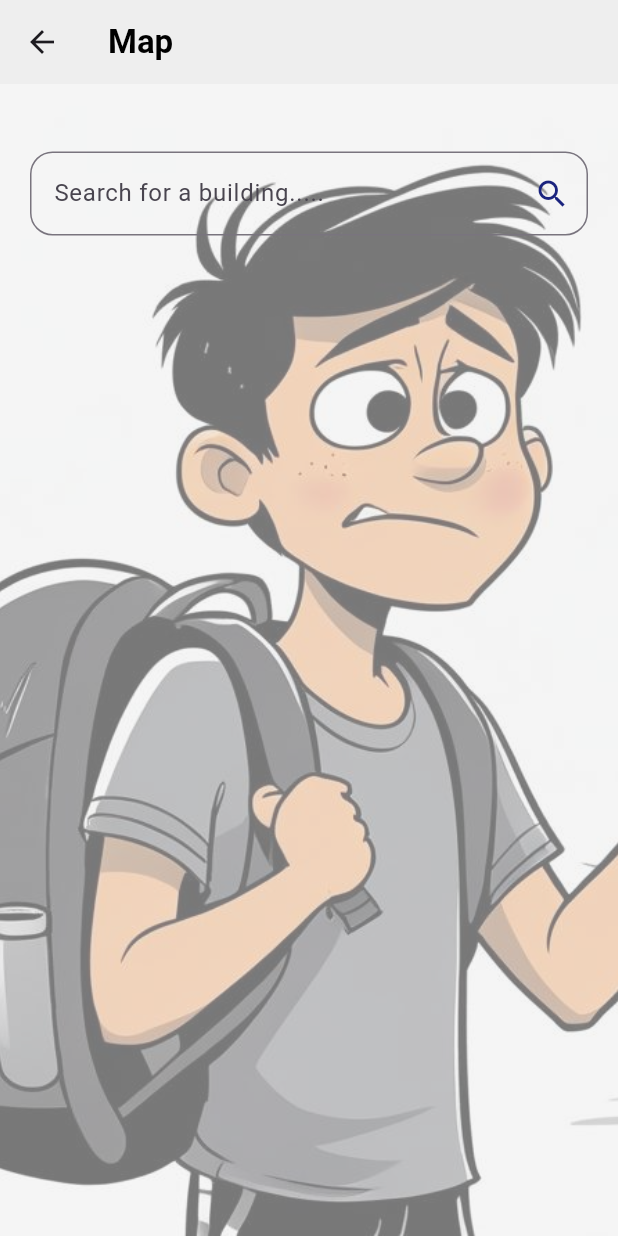
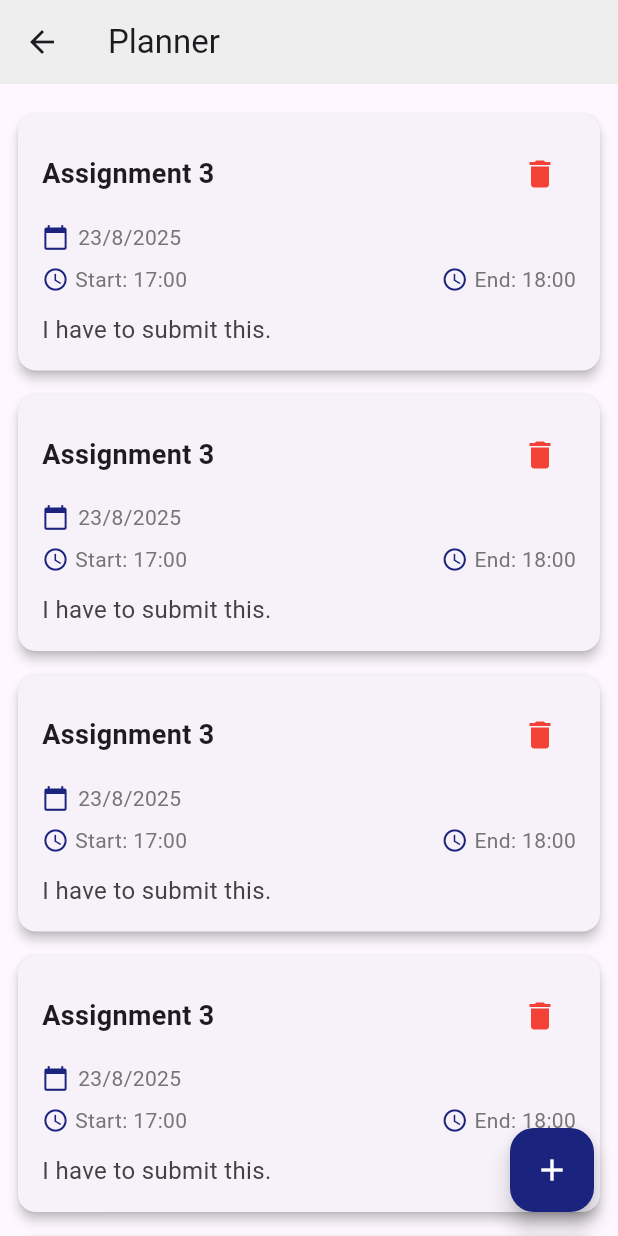
Before and after one commit to mahlatseclayton/MoodleTrack, a Flutter app: the screen it shows once a user with an empty profile is signed in, item 2 of the bottom bar chosen, on a phone screen of 412 x 824 dp. Run offline on Flutter 3.47's test engine with Material 3 defaults, Android fonts, the phone set to English and light mode, and no system bars; our stand-ins replace cloud_firestore, firebase_auth, firebase_core, flutter_secure_storage, fluttertoast; accounts and stored records are empty.

Commit message:
ui for events

```diff
--- a/lib/main.dart
+++ b/lib/main.dart
@@ -1286,7 +1286,7 @@ class _MainPageState extends State<MainPage> {
             Navigator.push(context, MaterialPageRoute(builder: (_) => TasksPage()));
           } else if (value == 1) {
             //meetings
-            Navigator.push(context, MaterialPageRoute(builder: (_) => Maps()));
+            Navigator.push(context, MaterialPageRoute(builder: (_) => Planner()));
           } else if (value == 2) {
             // helpline
             Navigator.push(context, MaterialPageRoute(builder: (_) => HelpPage()));
@@ -1302,7 +1302,7 @@ class _MainPageState extends State<MainPage> {
             ),
           ),
           BottomNavigationBarItem(
-            label: 'Map',
+            label: 'Planner',
             backgroundColor: Colors.red,
             icon:  Icon(Icons.map, color: Colors.indigo[900]),
           ),
@@ -1650,92 +1650,8 @@ class _TasksPageState extends State<TasksPage> {
   }
 }
 
-class Maps extends StatefulWidget {
-  const Maps({super.key});
-
-  @override
-  State<Maps> createState() => _MapsState();
-}
-
-class _MapsState extends State<Maps> {
-  final TextEditingController searchController=TextEditingController();
-  @override
-  Widget build(BuildContext context) {
-    return  Scaffold(
-      appBar: AppBar(
-        backgroundColor: Colors.grey[200],
-        title: Text("Map",style: TextStyle(fontWeight: FontWeight.bold,color:Colors.black),),
-
-      ),
-      body:Stack(children: [
-                    Container(
-
-                      height: double.infinity,
-                      width:double.infinity,
-                      decoration:BoxDecoration(
-                        image:DecorationImage(image:AssetImage("images/maps.jpg"),fit:BoxFit.cover),
-                      ),
-                    ),
-        Container(
-          height: double.infinity,
-          width:double.infinity,
-          decoration:BoxDecoration(
-            color:Colors.grey[200]?.withOpacity(0.5),
-          ),
-        ),
-        Center(
-        child:Column(
-          children: [
-            const SizedBox(height:25),
-            Padding(padding:EdgeInsets.all(20),
-              child: TextField(
-                controller: searchController,
-              decoration:InputDecoration(
-                suffixIcon: IconButton(onPressed: (){
-                  Navigator.push(context, MaterialPageRoute(builder: (_)=>myMap()));
-                  searchController.clear();
-
-                },
-                  icon: Icon(Icons.search,color: Colors.indigo[900],),),
-                hintText: "Search for a building.....",
-                border: OutlineInputBorder(
-                  borderRadius: BorderRadius.circular(15),
-                )
-              ),
-            ),
-    ),
-          ],
-        ),
-        ),
-      ],)
-    );
-  }
-}
-
-class myMap extends StatefulWidget {
-  const myMap({super.key});
-
-  @override
-  State<myMap> createState() => _myMapState();
-}
-
-class _myMapState extends State<myMap> {
-  @override
-  Widget  build(BuildContext context) {
-
-    return Scaffold(
-        appBar: AppBar(
-          backgroundColor: Colors.grey[200],
-          title: Text(
-            "Locate building",
-            style: TextStyle(color: Colors.black),
-          ),
-        ),
-        body:Center(child:Text("Map location"),),
-
-    );
-  }
-}
+
+
 
 class HelpPage extends StatefulWidget {
   const HelpPage({super.key});
@@ -2042,3 +1958,237 @@ class _PostCommentsPageState extends State<PostCommentsPage> {
   }
 
 }
+class Planner extends StatefulWidget {
+  const Planner({super.key});
+
+  @override
+  State<Planner> createState() => _PlannerState();
+}
+
+class _PlannerState extends State<Planner> {
+  @override
+  Widget build(BuildContext context) {
+    return Scaffold(
+      floatingActionButton: FloatingActionButton(onPressed: (){
+            Navigator.push(context, MaterialPageRoute(builder: (_)=>addEvent()));
+      },
+      backgroundColor: Colors.indigo[900],
+      child: Icon(
+        Icons.add,
+        color: Colors.white,
+      ),),
+      appBar: AppBar(
+        title: Text("Planner"),
+        backgroundColor: Colors.grey[200],
+      ),
+      body: ListView.builder(
+        itemCount: 8,
+        padding: EdgeInsets.all(12),
+        itemBuilder: (context, index) {
+          final String eventName = "Assignment 3";
+          final String eventDescription = "I have to submit this.";
+          final DateTime eventDate = DateTime.now();
+          final String startTime = "17:00";
+          final String endTime = "18:00";
+
+          return Card(
+            margin: EdgeInsets.symmetric(vertical: 8),
+            shape: RoundedRectangleBorder(
+              borderRadius: BorderRadius.circular(12),
+            ),
+            elevation: 3,
+            child: Padding(
+              padding: EdgeInsets.all(16),
+              child: Column(
+                crossAxisAlignment: CrossAxisAlignment.start,
+                children: [
+                  Row(
+                    mainAxisAlignment: MainAxisAlignment.spaceBetween,
+                    children: [
+                      Text(
+                        eventName,
+                        style: TextStyle(
+                          fontSize: 18,
+                          fontWeight: FontWeight.bold,
+                        ),
+                      ),
+                      IconButton(
+                        onPressed: () {},
+                        icon: Icon(Icons.delete, color: Colors.red),
+                      ),
+                    ],
+                  ),
+                  SizedBox(height: 8),
+                  Row(
+                    children: [
+                      Icon(Icons.calendar_today, size: 18, color: Colors.indigo[900]),
+                      SizedBox(width: 6),
+                      Text(
+                        "${eventDate.day}/${eventDate.month}/${eventDate.year}",
+                        style: TextStyle(color: Colors.grey[600]),
+                      ),
+                    ],
+                  ),
+                  SizedBox(height: 8),
+                  Row(
+                    mainAxisAlignment: MainAxisAlignment.spaceBetween,
+                    children: [
+                      Row(
+                        children: [
+                          Icon(Icons.access_time, size: 18, color: Colors.indigo[900]),
+                          SizedBox(width: 4),
+                          Text(
+                            "Start: $startTime",
+                            style: TextStyle(color: Colors.grey[600]),
+                          ),
+                        ],
+                      ),
+                      Row(
+                        children: [
+                          Icon(Icons.access_time, size: 18, color: Colors.indigo[900]),
+                          SizedBox(width: 4),
+                          Text(
+                            "End: $endTime",
+                            style: TextStyle(color: Colors.grey[600]),
+                          ),
+                        ],
+                      ),
+                    ],
+                  ),
+                  SizedBox(height: 12),
+                  Text(
+                    eventDescription,
+                    style: TextStyle(
+                      fontSize: 16,
+                      color: Colors.grey[800],
+                    ),
+                  ),
+                ],
+              ),
+            ),
+          );
+        },
+      ),
+
+    );
+  }
+}
+class addEvent extends StatefulWidget {
+  const addEvent({super.key});
+
+  @override
+  State<addEvent> createState() => _addEventState();
+}
+
+class _addEventState extends State<addEvent> {
+  Map<String, bool> daysSelected = {
+    "Monday": false,
+    "Tuesday": false,
+    "Wednesday": false,
+    "Thursday": false,
+    "Friday": false,
+    "Saturday": false,
+    "Sunday": false,
+  };
+
+  @override
+  Widget build(BuildContext context) {
+    return Scaffold(
+      appBar: AppBar(
+        title: Text("Add Event"),
+        backgroundColor: Colors.grey[200],
+      ),
+      body: SingleChildScrollView(
+        padding: const EdgeInsets.all(16.0),
+        child: Column(
+          crossAxisAlignment: CrossAxisAlignment.start,
+          children: [
+            // Event Name
+            TextField(
+              decoration: InputDecoration(
+                labelText: "Event Name",
+                border: OutlineInputBorder(),
+              ),
+            ),
+            SizedBox(height: 12),
+
+            // Description
+            TextField(
+              decoration: InputDecoration(
+                labelText: "Description",
+                border: OutlineInputBorder(),
+              ),
+              maxLines: 3,
+            ),
+            SizedBox(height: 12),
+
+            // Start Time
+            TextField(
+              decoration: InputDecoration(
+                labelText: "Start Time",
+                border: OutlineInputBorder(),
+                hintText: "HH:MM",
+              ),
+            ),
+            SizedBox(height: 12),
+
+            // End Time
+            TextField(
+              decoration: InputDecoration(
+                labelText: "End Time",
+                border: OutlineInputBorder(),
+                hintText: "HH:MM",
+              ),
+            ),
+            SizedBox(height: 12),
+
+            // Date of Event
+            TextField(
+              decoration: InputDecoration(
+                labelText: "Date of Event",
+                border: OutlineInputBorder(),
+                hintText: "DD/MM/YYYY",
+                prefixIcon: Icon(Icons.calendar_today),
+              ),
+            ),
+            SizedBox(height: 24),
+
+            // Day selection with checkboxes
+            Text(
+              "Select Reminder Days:",
+              style: TextStyle(fontWeight: FontWeight.bold),
+            ),
+            SizedBox(height: 8),
+            Column(
+              children: daysSelected.keys.map((day) {
+                return CheckboxListTile(
+                  title: Text(day),
+                  value: daysSelected[day],
+                  onChanged: (bool? value) {
+                    setState(() {
+                      daysSelected[day] = value!;
+                    });
+                  },
+                  controlAffinity: ListTileControlAffinity.leading,
+                );
+              }).toList(),
+            ),
+            SizedBox(height: 24),
+
+            // Add Button
+            ElevatedButton(
+              onPressed: () {
+                // Action to add event to DB (UI only)
+              },
+              style: ElevatedButton.styleFrom(
+                minimumSize: Size(double.infinity, 50),
+                backgroundColor: Colors.indigo[800],
+              ),
+              child: Text("Add Event",style: TextStyle(color:Colors.white),),
+            ),
+          ],
+        ),
+      ),
+    );
+  }
+}
```
